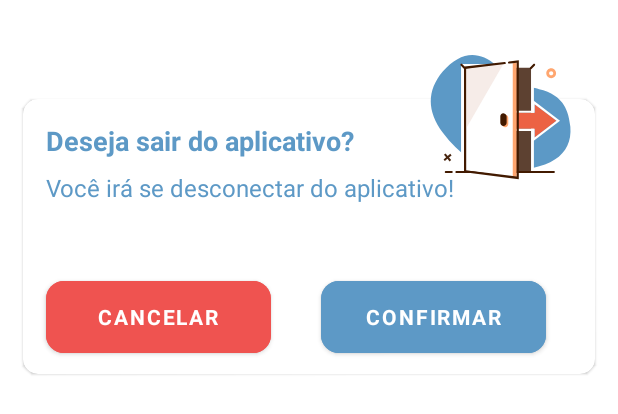
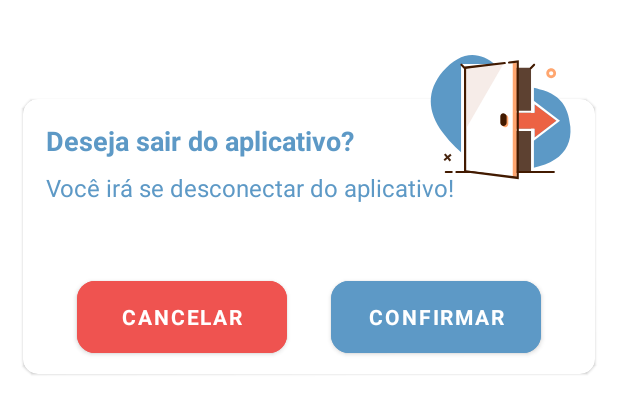
Before and after one commit to IgorMontezuma20/Ufit, an Android app: the layout custom_exit_dialog.xml on its own in the app's theme, with its tools: preview values and no code run, on a phone screen of 412 x 824 dp. Shown: the top 414 px of the screen. Run offline under Robolectric (Android 15) with nearby library versions, the phone set to English and light mode, and no system bars; Roboto replaces fonts that are not available here.

Commit message:
alteracoes nas dialogs warninag / exit

```diff
--- a/app/src/main/res/layout/custom_exit_dialog.xml
+++ b/app/src/main/res/layout/custom_exit_dialog.xml
@@ -64,11 +64,11 @@
 
             <com.google.android.material.button.MaterialButton
                 android:id="@+id/confirm_button"
-                android:layout_width="150dp"
+                android:layout_width="140dp"
                 android:layout_height="60dp"
-                android:layout_marginStart="16dp"
                 android:layout_marginBottom="8dp"
-                android:layout_weight="1.2"
+                android:layout_marginStart="4dp"
+                android:layout_weight="1.0"
                 android:backgroundTint="@color/blue_700"
                 android:text="Confirmar"
                 android:textColor="@color/white"
@@ -81,11 +81,12 @@
 
             <com.google.android.material.button.MaterialButton
                 android:id="@+id/cancel_button"
-                android:layout_width="150dp"
+                android:layout_width="140dp"
                 android:layout_height="60dp"
                 android:layout_marginTop="45dp"
                 android:layout_marginBottom="8dp"
-                android:layout_weight="1.2"
+                android:layout_marginEnd="4dp"
+                android:layout_weight="1.0"
                 android:backgroundTint="@color/red100"
                 android:text="Cancelar"
                 android:textColor="@color/white"
@@ -93,8 +94,10 @@
                 android:textStyle="bold"
                 app:cornerRadius="12dp"
                 app:layout_constraintBottom_toBottomOf="parent"
+                app:layout_constraintEnd_toStartOf="@id/confirm_button"
                 app:layout_constraintStart_toStartOf="@+id/linearLayout"
-                app:layout_constraintTop_toBottomOf="@+id/linearLayout" />
+                app:layout_constraintTop_toBottomOf="@+id/linearLayout"
+                app:layout_constraintVertical_bias="0.0" />
 
         </androidx.constraintlayout.widget.ConstraintLayout>
 
--- a/app/src/main/res/layout/custom_warning_dialog.xml
+++ b/app/src/main/res/layout/custom_warning_dialog.xml
@@ -12,7 +12,7 @@
         android:elevation="2dp"
         app:lottie_autoPlay="true"
         app:lottie_loop="true"
-        app:lottie_rawRes="@raw/sad2"
+        app:lottie_rawRes="@raw/sad3"
         app:layout_constraintEnd_toEndOf="parent"
         app:layout_constraintTop_toTopOf="parent" />
 
```
Also changed, not shown: app/src/main/res/raw/sad3.json (added, +1 -0 lines).
